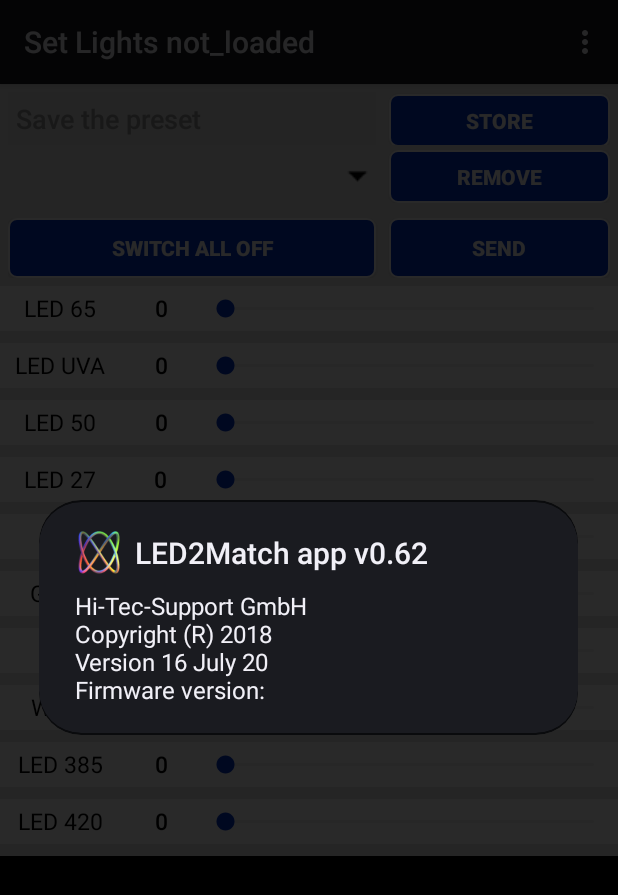
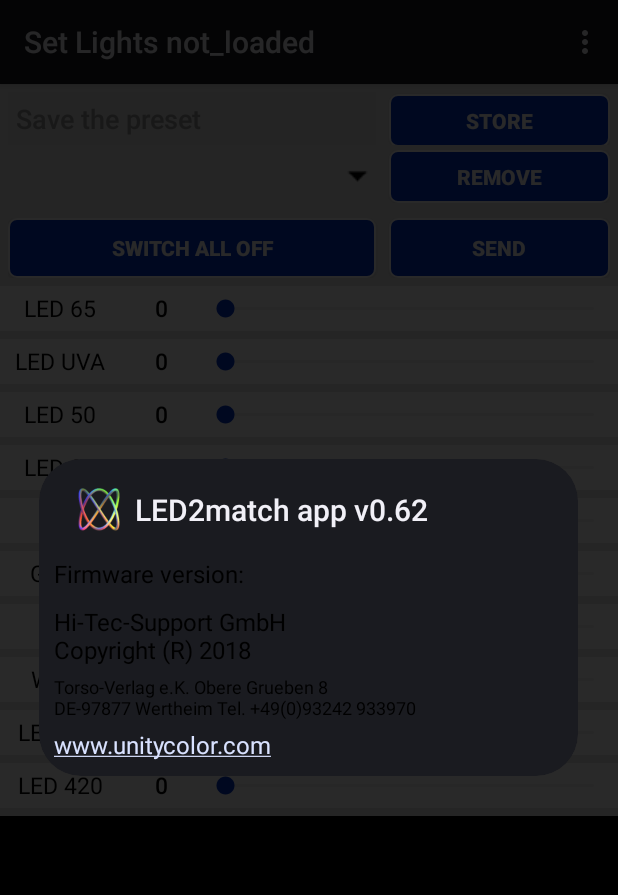
Before and after one commit to maurycyszpak/LED2match, an Android app: the LightSettings screen opened directly, with no data from a screen before it, in the options menu, after a tap on "About", on a phone screen of 412 x 824 dp. Shown: the top 895 px of the screen. Run offline under Robolectric (Android 15) with nearby library versions, the phone set to English and light mode, and no system bars; 3 statements that could not run were skipped.

Commit message:
Bluetooth connection functionality - work pt 2 + new fixes from defects table

```diff
--- a/src/main/java/com/kiand/LED2match/LightSettings.java
+++ b/src/main/java/com/kiand/LED2match/LightSettings.java
@@ -2484,17 +2484,9 @@
 		//String sFWver = "N/A";
 		//getFWver();
 		String sFWverLcl = getFWver_JSON();
-		String sFreeRam = "N/A";
-
-		if (BtCore.Connected()) {
-			Log.d(TAG, "bluetoothAskReply(V09)");
-			sFWver = bluetoothAskReply("V09");
-			sFreeRam = bluetoothAskReply("I");
-		}
 
 		String sFormattedDate = "";
 		try {
-
 			SimpleDateFormat sdfSource = new SimpleDateFormat("yyyy/MM/dd");
 			Date date = sdfSource.parse(sAppVersionDate);
 			SimpleDateFormat sdfDest = new SimpleDateFormat("dd MMMM yy");
@@ -2503,11 +2495,17 @@
 		} catch (ParseException pe) {
 			System.out.println("Parse exception:" + pe);
 		}
-		AlertDialog dlg = new AlertDialog.Builder(this).create();
-		dlg.setTitle("LED2Match app " + apkVersion);
-		dlg.setMessage("Hi-Tec-Support GmbH\nCopyright (R) 2018\nVersion " + sFormattedDate + "\nFirmware version: " + sFWverLcl);
-		dlg.setIcon(R.drawable.icon_main);
-		dlg.show();
+		AlertDialog.Builder dlgBuilder = new AlertDialog.Builder(this);
+		LayoutInflater inflater = this.getLayoutInflater();
+		View dialogView = inflater.inflate(R.layout.about_popup_view, null);
+		dlgBuilder.setView(dialogView);
+		dlgBuilder.setTitle(getString(R.string.app_header_title) + " app " + apkVersion);
+		TextView tv_fwversion = dialogView.findViewById(R.id.FWversion_value);
+		tv_fwversion.setText(sFWverLcl);
+		//dlg.setMessage("Hi-Tec-Support GmbH\nCopyright (R) 2018\nVersion " + sFormattedDate + "\nFirmware version: " + sFWverLcl);
+		dlgBuilder.setIcon(R.drawable.icon_main);
+		AlertDialog alertDialog = dlgBuilder.create();
+		dlgBuilder.show();
 	}
 
 	public void fncRefreshRGB() {
--- /dev/null
+++ b/src/main/res/layout/about_popup_view.xml
@@ -0,0 +1,94 @@
+<?xml version="1.0" encoding="utf-8"?>
+<LinearLayout xmlns:android="http://schemas.android.com/apk/res/android"
+    android:layout_width="fill_parent"
+    android:layout_height="wrap_content"
+    android:orientation="vertical"
+    android:padding="10dp"
+    android:backgroundTint="@color/white"
+    >
+
+    <LinearLayout
+        android:layout_width="match_parent"
+        android:layout_height="match_parent"
+        android:orientation="horizontal" >
+
+        <TextView
+            android:id="@+id/FWversion_label"
+            android:layout_width="wrap_content"
+            android:layout_height="wrap_content"
+            android:text="@string/about_app_info_FWversion_label"
+            android:textAppearance="?android:attr/textAppearanceLarge"
+            android:textColor="@color/black"
+            android:textSize="@dimen/larger_text_size"
+            android:layout_marginTop="5dp"
+            android:paddingEnd="3dp"
+            />
+        <TextView
+            android:id="@+id/FWversion_value"
+            android:layout_width="wrap_content"
+            android:layout_height="wrap_content"
+            android:text=""
+            android:textAppearance="?android:attr/textAppearanceLarge"
+            android:textColor="@color/black"
+            android:textSize="@dimen/larger_text_size"
+            android:layout_marginTop="5dp"
+            />
+    </LinearLayout>
+    <LinearLayout
+        android:layout_width="match_parent"
+        android:layout_height="match_parent"
+        android:orientation="horizontal"
+        android:layout_marginTop="@dimen/button_margin_10dp">
+
+        <TextView
+            android:layout_width="fill_parent"
+            android:layout_height="wrap_content"
+            android:text="@string/about_app_info_static"
+            android:textAppearance="?android:attr/textAppearanceLarge"
+            android:textColor="@color/black"
+            android:textSize="@dimen/larger_text_size"
+
+            />
+    </LinearLayout>
+
+
+    <LinearLayout
+        android:layout_width="match_parent"
+        android:layout_height="match_parent"
+        android:orientation="horizontal" >
+
+
+        <TextView
+            android:id="@+id/torso_footer_info"
+            android:layout_width="wrap_content"
+            android:layout_height="wrap_content"
+            android:text="@string/torso_footer_address"
+            android:textColor="@color/black"
+            android:textSize="12sp"
+            android:layout_marginTop="5dp"
+            android:autoLink="web"
+            />
+    </LinearLayout>
+
+    <LinearLayout
+        android:layout_width="match_parent"
+        android:layout_height="match_parent"
+        android:orientation="horizontal" >
+
+
+        <TextView
+            android:id="@+id/unitycolor_hyperlink"
+            android:layout_width="wrap_content"
+            android:layout_height="wrap_content"
+            android:text="www.unitycolor.com"
+            android:textAppearance="?android:attr/textAppearanceLarge"
+            android:textColor="@color/black"
+            android:textSize="@dimen/larger_text_size"
+            android:layout_marginTop="5dp"
+            android:autoLink="web"
+            />
+    </LinearLayout>
+
+
+
+</LinearLayout>
--- a/src/main/res/layout/prg_sequence_listitem_view.xml
+++ b/src/main/res/layout/prg_sequence_listitem_view.xml
@@ -27,7 +27,7 @@
         android:text="Title1"
         android:layout_width="0dp"
         android:layout_height="40dp"
-        android:layout_marginEnd="10dp"
+        android:layout_marginEnd="5dp"
         android:textSize="22sp"
         android:layout_weight="0.75"
         android:gravity="center_vertical"
--- a/src/main/res/layout/trs_digital_panel.xml
+++ b/src/main/res/layout/trs_digital_panel.xml
@@ -406,6 +406,7 @@
                 android:layout_marginBottom="5dp"
                 android:baselineAligned="true"
                 android:layout_alignParentBottom="true"
+                android:visibility="gone"
                 >
 
                 <TextView
--- a/src/main/res/layout/trs_light_operating_hours.xml
+++ b/src/main/res/layout/trs_light_operating_hours.xml
@@ -233,6 +233,7 @@
                 android:layout_marginBottom="5dp"
                 android:baselineAligned="true"
                 android:layout_alignParentBottom="true"
+                android:visibility="gone"
                 >
 
                 <TextView
--- a/src/main/res/layout/trs_manual_page.xml
+++ b/src/main/res/layout/trs_manual_page.xml
@@ -92,6 +92,7 @@
                 android:layout_marginBottom="5dp"
                 android:baselineAligned="true"
                 android:layout_alignParentBottom="true"
+
                 >
 
                 <TextView
@@ -100,6 +101,7 @@
                     android:textSize="10sp"
                     android:text="@string/torso_footer_address"
                     android:textColor="@color/black"
+                    android:visibility="gone"
                     />
 
 
--- a/src/main/res/layout/trs_sequence_page.xml
+++ b/src/main/res/layout/trs_sequence_page.xml
@@ -152,7 +152,8 @@
             android:layout_width="match_parent"
             android:layout_height="match_parent"
             android:layout_marginBottom="10dp"
-            android:gravity="bottom">
+            android:gravity="bottom"
+            android:visibility="gone">
 
             <TextView
                 android:layout_width="match_parent"
--- a/src/main/res/layout/trs_settings.xml
+++ b/src/main/res/layout/trs_settings.xml
@@ -27,7 +27,8 @@
 
         <RelativeLayout
             android:layout_width="match_parent"
-            android:layout_height="match_parent">
+            android:layout_height="match_parent"
+            >
 
             <LinearLayout
                 android:id="@+id/lLayout1"
@@ -361,6 +362,7 @@
                 android:layout_marginBottom="5dp"
                 android:baselineAligned="true"
                 android:layout_alignParentBottom="true"
+
                 >
 
                 <TextView
@@ -368,7 +370,7 @@
                     android:layout_height="wrap_content"
                     android:textSize="10sp"
                     android:text="@string/torso_footer_address"
-
+                    android:visibility="gone"
                     />
 
 
--- a/src/main/res/values/dimens.xml
+++ b/src/main/res/values/dimens.xml
@@ -25,13 +25,14 @@
     <dimen name="button_margin_3dp">3dp</dimen>
 
     <dimen name="main_screen_sidemargin">20dp</dimen>
-    <dimen name="recertification_label_width">180dp</dimen>
+    <dimen name="recertification_label_width">150dp</dimen>
     <dimen name="settings_pg_label_width">0.46</dimen>
     <dimen name="settings_pg_value_width">0.38</dimen>
     <dimen name="fab_margin">16dp</dimen>
     <dimen name="button_width_narrow">100dp</dimen>
 
-    <dimen name="light_setting_pg_slider_bttm_margin">8dp</dimen>
+    <dimen name="light_setting_pg_slider_bttm_margin">5dp</dimen>
+    <dimen name="textview_default_top_margin">10dp</dimen>
 
 
 </resources>
--- a/src/main/res/values/strings.xml
+++ b/src/main/res/values/strings.xml
@@ -54,6 +54,10 @@
     <string name="hello_second_fragment">Hello second fragment. Arg: %1$s</string>
     <string name="prg_sequence_hint_text">Press "ADD..." to add a step in sequence.\nPress short to add 5s.\nLong press to edit or remove step.</string>
     <string name="torso_footer_address">Torso-Verlag e.K. Obere Grueben 8\nDE-97877 Wertheim Tel. +49(0)93242 933970</string>
+    <string name="about_app_info_static">Hi-Tec-Support GmbH\nCopyright (R) 2018</string>
+    <string name="about_app_info_version_label">Hi-Tec-Support GmbH\nCopyright (R) 2018\nVersion " + sFormattedDate + "\nFirmware version: " + sFWverLcl);</string>
+    <string name="about_app_info_FWversion_label">Firmware version:</string>
+    <string name="about_app_info_hyperlink">www.unitycolor.com</string>
 
 
 </resources>
```
Also changed, not shown: src/main/java/com/kiand/LED2match/TRSDigitalPanel.java (+16 -0 lines), src/main/res/layout/activity_reassign_lamps.xml (+8 -6 lines), src/main/res/layout/trs_maintenance_page.xml (+38 -3 lines).
